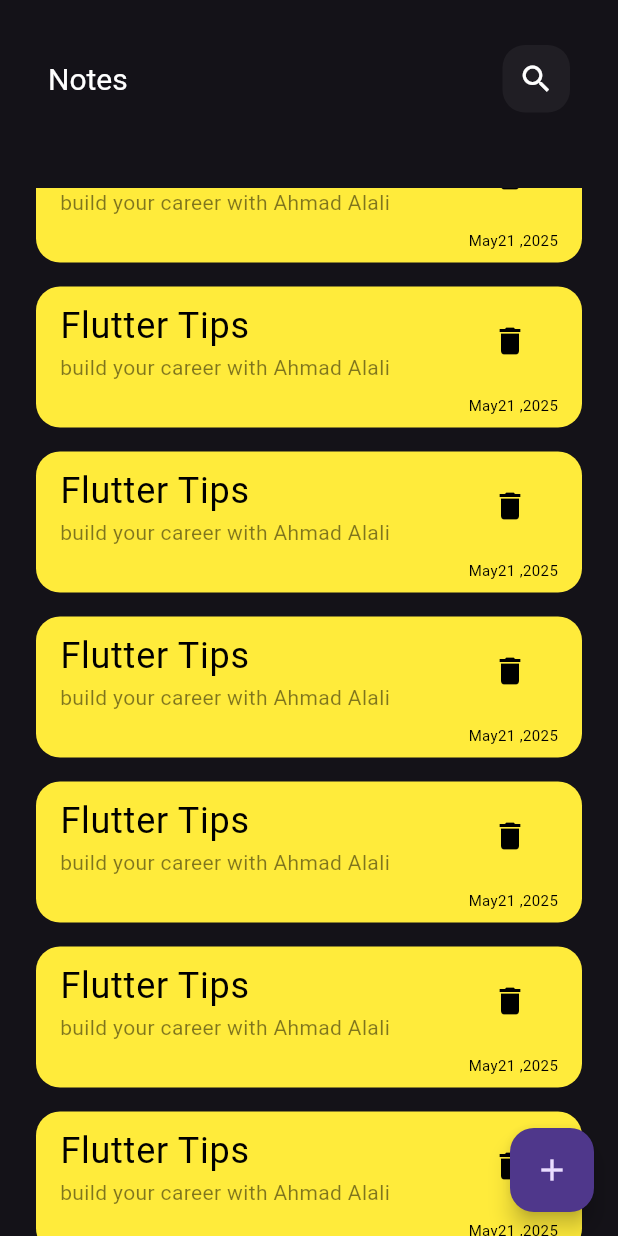
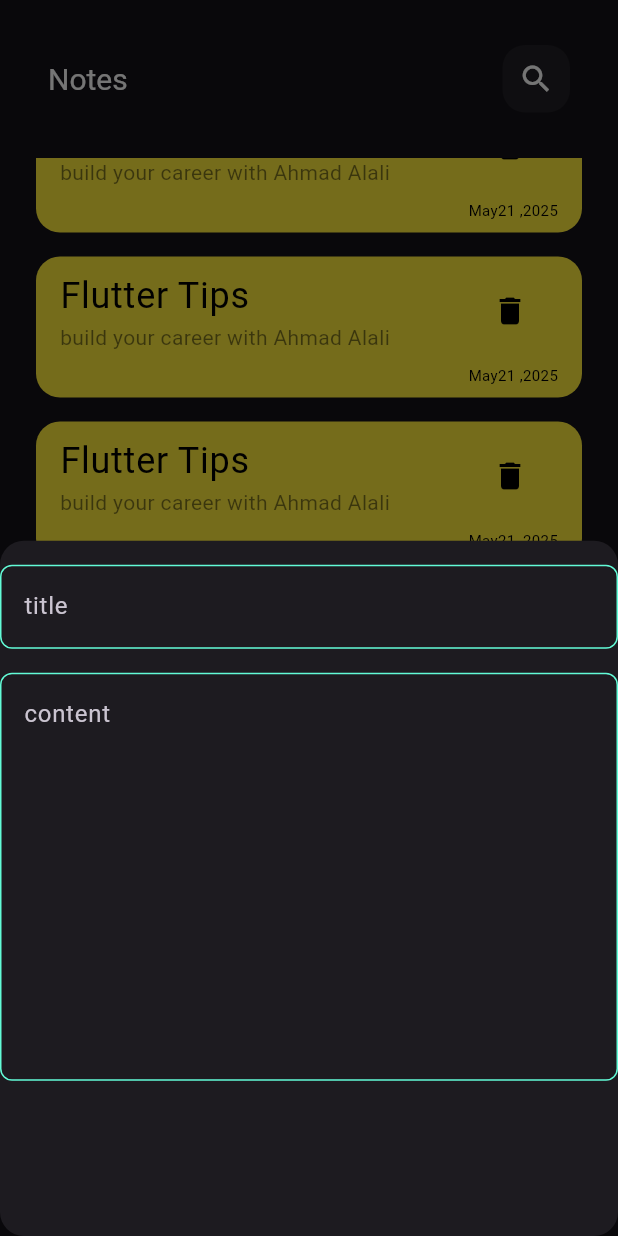
Before and after one commit to AhmadAlali1212/notes_app, a Flutter app: the screen it shows after launch, scrolled down 1152 dp, after a tap on the "add" icon, on a phone screen of 412 x 824 dp. Run offline on Flutter 3.47's test engine with Material 3 defaults, Android fonts, the phone set to English and light mode, and no system bars.

Commit message:
create custom text fiels

```diff
--- /dev/null
+++ b/lib/constants.dart
@@ -0,0 +1,3 @@
+import 'package:flutter/material.dart';
+
+const KPrimaryColor = Color(0xff62FCD7);
--- a/lib/views/notes_view.dart
+++ b/lib/views/notes_view.dart
@@ -1,4 +1,5 @@
 import 'package:flutter/material.dart';
+import 'package:notes_app/widgets/add_note_button.dart';
 import 'package:notes_app/widgets/notes_view_body.dart';
 
 class NotesView extends StatelessWidget {
@@ -8,7 +9,16 @@ class NotesView extends StatelessWidget {
   Widget build(BuildContext context) {
     return Scaffold(
       floatingActionButton: FloatingActionButton(
-        onPressed: () {},
+        onPressed: () {
+          showModalBottomSheet(
+            shape:
+                RoundedRectangleBorder(borderRadius: BorderRadius.circular(16)),
+            context: context,
+            builder: (context) {
+              return AddNoteButton();
+            },
+          );
+        },
         child: const Icon(Icons.add),
       ),
       body: const NotesViewBody(),
--- /dev/null
+++ b/lib/widgets/add_note_button.dart
@@ -0,0 +1,28 @@
+import 'package:flutter/material.dart';
+import 'package:notes_app/constants.dart';
+import 'package:notes_app/widgets/custom_text_field.dart';
+
+class AddNoteButton extends StatelessWidget {
+  AddNoteButton({super.key});
+
+  @override
+  Widget build(BuildContext context) {
+    return Column(
+      children: [
+        const SizedBox(
+          height: 16,
+        ),
+        CustomTextField(
+          hintText: 'title',
+        ),
+        const SizedBox(
+          height: 16,
+        ),
+        CustomTextField(
+          hintText: 'content',
+          maxLines: 10,
+        )
+      ],
+    );
+  }
+}
--- /dev/null
+++ b/lib/widgets/custom_text_field.dart
@@ -0,0 +1,29 @@
+import 'package:flutter/material.dart';
+import 'package:notes_app/constants.dart';
+
+class CustomTextField extends StatelessWidget {
+  CustomTextField({required this.hintText, this.maxLines = 1});
+  String? hintText;
+  int? maxLines;
+  @override
+  Widget build(BuildContext context) {
+    return TextField(
+      cursorColor: KPrimaryColor,
+      maxLines: maxLines,
+      decoration: InputDecoration(
+        hintText: hintText,
+        border: bulidBorder(),
+        enabledBorder: bulidBorder(KPrimaryColor),
+        focusedBorder: bulidBorder(KPrimaryColor),
+      ),
+    );
+  }
+
+  OutlineInputBorder bulidBorder([color]) {
+    return OutlineInputBorder(
+        borderRadius: BorderRadius.circular(8),
+        borderSide: BorderSide(
+          color: color ?? Colors.white,
+        ));
+  }
+}
--- a/lib/widgets/notes_view_body.dart
+++ b/lib/widgets/notes_view_body.dart
@@ -17,7 +17,7 @@ class NotesViewBody extends StatelessWidget {
           ),
           CustomAppBar(),
           SizedBox(
-            height: 50,
+            height: 30,
           ),
           Expanded(child: NotesListView()),
         ],
```
